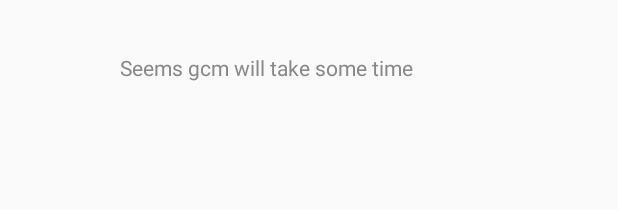
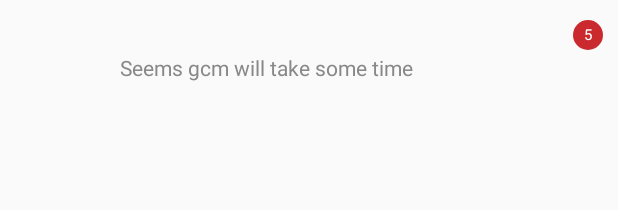
Before and after one commit to pkyad/libreERP-AndroidConnector, an Android app: the layout notification.xml on its own in the app's theme, with its tools: preview values and no code run, on a phone screen of 412 x 824 dp. Shown: the top 210 px of the screen. Run offline under Robolectric (Android 15) with nearby library versions, the phone set to English and light mode, and no system bars.

Commit message:
After notification update 1

```diff
--- a/app/src/main/res/layout/notification.xml
+++ b/app/src/main/res/layout/notification.xml
@@ -49,4 +49,17 @@
         android:layout_alignParentRight="true"
         android:layout_alignParentTop="true"/>
 
+    <TextView android:id="@+id/not_count"
+        android:layout_width="20dp"
+        android:layout_height="20dp"
+        android:gravity="center"
+        android:textSize="10dp"
+        android:textColor="@android:color/white"
+        android:layout_below="@id/timestamp"
+        android:layout_marginTop="5dp"
+        android:layout_alignParentRight="true"
+        android:text="5"
+        android:background="@drawable/bg_circle"/>
+
+
 </RelativeLayout>
```
Also changed, not shown: app/src/main/java/com/example/yadav/IM/HomeActivity.java (+89 -36 lines).
